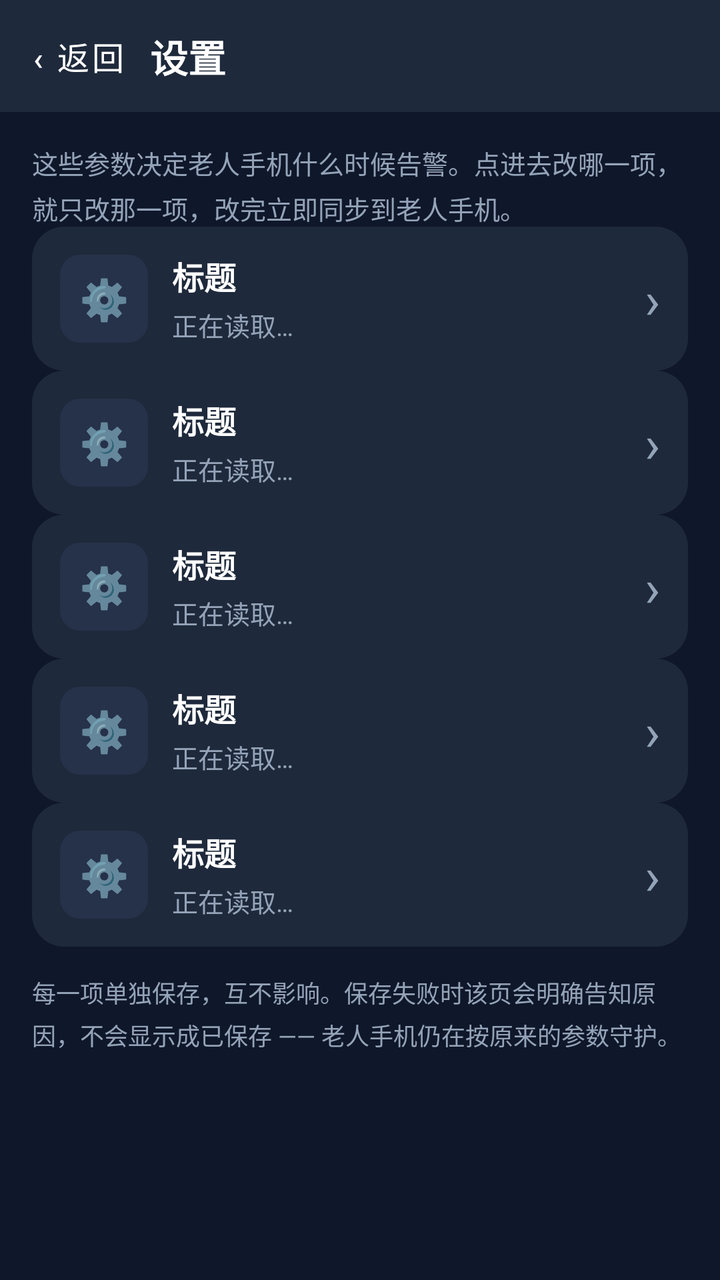
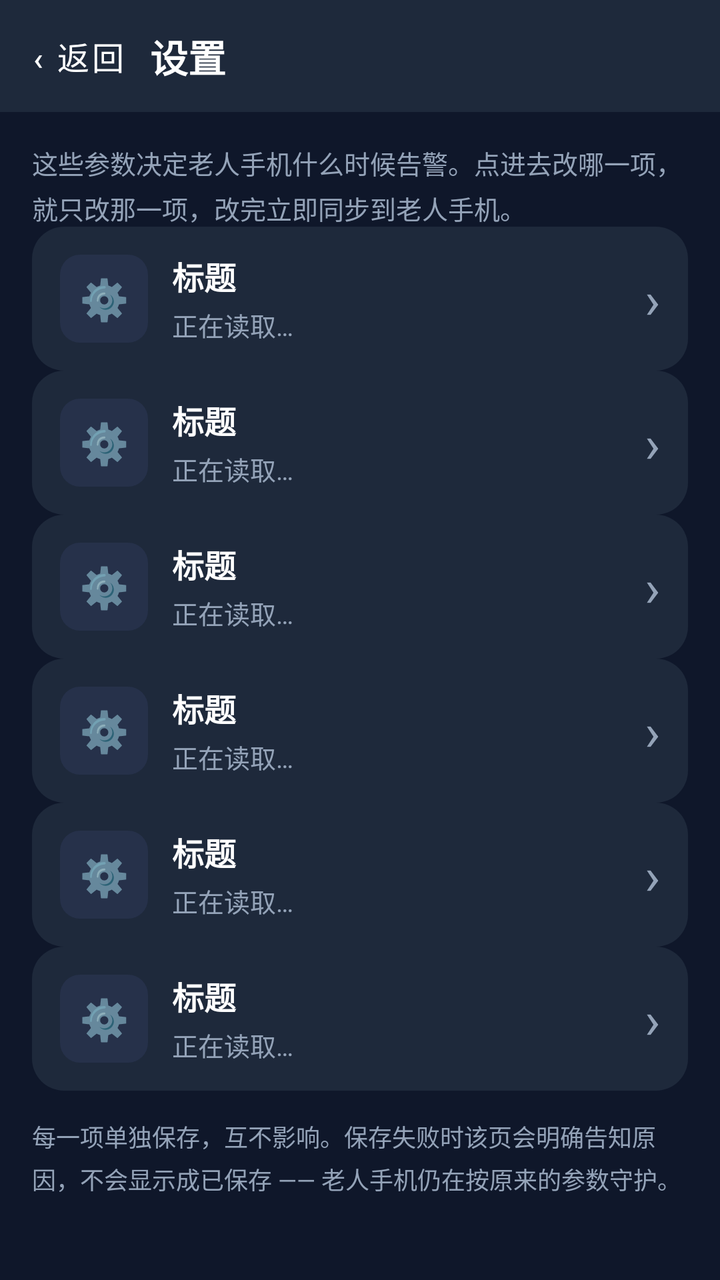

Screens rendered from an Android XML layout before and after an edit, with the pre-edit source and the edit as a unified diff.
<!-- AndroidManifest.xml: application theme Theme.AntiFraudGuard -->
<!-- res/layout/activity_elder_guard_settings.xml -->
<?xml version="1.0" encoding="utf-8"?>
<LinearLayout xmlns:android="http://schemas.android.com/apk/res/android"
    android:layout_width="match_parent"
    android:layout_height="match_parent"
    android:orientation="vertical"
    android:background="?attr/appBg">

    <include
        android:id="@+id/topbar"
        layout="@layout/layout_settings_topbar" />

    <ScrollView
        android:layout_width="match_parent"
        android:layout_height="0dp"
        android:layout_weight="1">

        <LinearLayout
            android:layout_width="match_parent"
            android:layout_height="wrap_content"
            android:orientation="vertical"
            android:padding="16dp"
            android:paddingBottom="32dp">

            <TextView
                android:id="@+id/tv_hub_intro"
                android:layout_width="match_parent"
                android:layout_height="wrap_content"
                android:lineSpacingExtra="4dp"
                android:text="这些参数决定老人手机什么时候告警。点进去改哪一项，就只改那一项，改完立即同步到老人手机。"
                android:textColor="?attr/appTextDim"
                android:textSize="13sp" />

            <include
                android:id="@+id/entry_home_base"
                layout="@layout/item_settings_entry" />

            <include
                android:id="@+id/entry_location"
                layout="@layout/item_settings_entry"
                android:layout_marginTop="10dp" />

            <include
                android:id="@+id/entry_call_payment"
                layout="@layout/item_settings_entry"
                android:layout_marginTop="10dp" />

            <include
                android:id="@+id/entry_recording"
                layout="@layout/item_settings_entry"
                android:layout_marginTop="10dp" />

            <include
                android:id="@+id/entry_fall"
                layout="@layout/item_settings_entry"
                android:layout_marginTop="10dp" />

            <TextView
                android:id="@+id/tv_hub_error"
                android:layout_width="match_parent"
                android:layout_height="wrap_content"
                android:layout_marginTop="14dp"
                android:lineSpacingExtra="4dp"
                android:text=""
                android:textColor="?attr/appDangerTextStrong"
                android:textSize="13sp"
                android:visibility="gone" />

            <TextView
                android:layout_width="match_parent"
                android:layout_height="wrap_content"
                android:layout_marginTop="14dp"
                android:lineSpacingExtra="4dp"
                android:text="每一项单独保存，互不影响。保存失败时该页会明确告知原因，不会显示成已保存 —— 老人手机仍在按原来的参数守护。"
                android:textColor="?attr/appTextDim"
                android:textSize="12sp" />

        </LinearLayout>
    </ScrollView>
</LinearLayout>
<!-- res/layout/layout_settings_topbar.xml (included above) -->
<?xml version="1.0" encoding="utf-8"?>
<LinearLayout xmlns:android="http://schemas.android.com/apk/res/android"
    android:layout_width="match_parent"
    android:layout_height="56dp"
    android:orientation="horizontal"
    android:gravity="center_vertical"
    android:background="?attr/appCard"
    android:paddingStart="8dp"
    android:paddingEnd="16dp">

    <Button
        android:id="@+id/btn_back"
        android:layout_width="wrap_content"
        android:layout_height="44dp"
        android:minWidth="0dp"
        android:paddingStart="8dp"
        android:paddingEnd="12dp"
        android:background="@android:color/transparent"
        android:text="‹ 返回"
        android:textColor="?attr/appText"
        android:textSize="16sp" />

    <TextView
        android:id="@+id/tv_title"
        android:layout_width="0dp"
        android:layout_height="wrap_content"
        android:layout_weight="1"
        android:ellipsize="end"
        android:singleLine="true"
        android:text="设置"
        android:textColor="?attr/appText"
        android:textSize="19sp"
        android:textStyle="bold" />
</LinearLayout>
<!-- res/layout/item_settings_entry.xml (included above) -->
<?xml version="1.0" encoding="utf-8"?>
<LinearLayout xmlns:android="http://schemas.android.com/apk/res/android"
    android:id="@+id/row_settings_entry"
    android:layout_width="match_parent"
    android:layout_height="wrap_content"
    android:minHeight="72dp"
    android:orientation="horizontal"
    android:gravity="center_vertical"
    android:background="@drawable/bg_card_theme"
    android:paddingStart="14dp"
    android:paddingEnd="14dp"
    android:paddingTop="12dp"
    android:paddingBottom="12dp">

    <TextView
        android:id="@+id/entry_icon"
        android:layout_width="44dp"
        android:layout_height="44dp"
        android:background="@drawable/bg_icon_box"
        android:gravity="center"
        android:text="⚙️"
        android:textSize="20sp" />

    <LinearLayout
        android:layout_width="0dp"
        android:layout_height="wrap_content"
        android:layout_weight="1"
        android:layout_marginStart="12dp"
        android:orientation="vertical">

        <TextView
            android:id="@+id/entry_title"
            android:layout_width="match_parent"
            android:layout_height="wrap_content"
            android:text="标题"
            android:textColor="?attr/appText"
            android:textSize="16sp"
            android:textStyle="bold" />

        <TextView
            android:id="@+id/entry_summary"
            android:layout_width="match_parent"
            android:layout_height="wrap_content"
            android:layout_marginTop="3dp"
            android:text="正在读取…"
            android:textColor="?attr/appTextDim"
            android:textSize="13sp"
            android:lineSpacingExtra="2dp" />
    </LinearLayout>

    <TextView
        android:id="@+id/entry_chevron"
        android:layout_width="wrap_content"
        android:layout_height="wrap_content"
        android:layout_marginStart="8dp"
        android:text="›"
        android:textColor="?attr/appTextDim"
        android:textSize="26sp" />
</LinearLayout>
<!-- resources referenced by this layout -->
<resources>
  <!-- drawable bg_card_theme (drawable) -->
  <?xml version="1.0" encoding="utf-8"?>
  <shape xmlns:android="http://schemas.android.com/apk/res/android" android:shape="rectangle">
      <solid android:color="?attr/appCard" />
      <corners android:radius="16dp" />
  </shape>
  <!-- drawable bg_icon_box (drawable) -->
  <?xml version="1.0" encoding="utf-8"?>
  <shape xmlns:android="http://schemas.android.com/apk/res/android" android:shape="rectangle">
      <solid android:color="?attr/appCardAlt" />
      <corners android:radius="10dp" />
  </shape>
  <style name="Theme.AntiFraudGuard" parent="Theme.MaterialComponents.NoActionBar">
          
          <item name="colorPrimary">@color/blue_500</item>
          <item name="colorPrimaryVariant">@color/blue_700</item>
          <item name="colorOnPrimary">@color/white</item>
          
          <item name="colorSecondary">@color/emerald_500</item>
          <item name="colorSecondaryVariant">@color/emerald_700</item>
          <item name="colorOnSecondary">@color/white</item>
  
          <item name="appBg">#0F172A</item>
          <item name="appCard">#1E293B</item>
          <item name="appCardAlt">#26314A</item>
          <item name="appText">#FFFFFF</item>
          <item name="appTextDim">#94A3B8</item>
          <item name="appDivider">#334155</item>
          <item name="appInputBg">#26314A</item>
          <item name="appInputText">#FFFFFF</item>
  
          
          <item name="appDangerBgSoft">#3F1A1E</item>
          <item name="appWarnBgSoft">#3A2E12</item>
          <item name="appWarnTextStrong">#FCD34D</item>
          <item name="appWarnTextDim">#D4B36A</item>
          <item name="appDangerTextStrong">#FCA5A5</item>
          <item name="appDangerTextDim">#DCA9A9</item>
  
          
          <item name="android:statusBarColor">#0F172A</item>
          <item name="android:windowBackground">#0F172A</item>
          <item name="android:navigationBarColor">#0F172A</item>
      </style>
  <color name="blue_500">#3B82F6</color>
  <color name="blue_700">#1D4ED8</color>
  <color name="white">#FFFFFFFF</color>
  <color name="emerald_500">#10B981</color>
  <color name="emerald_700">#047857</color>
</resources>

<!-- the commit's change to res/layout/activity_elder_guard_settings.xml (unified diff, before → after) -->
@@ -51,6 +51,11 @@
 
             <include
                 android:id="@+id/entry_fall"
+                layout="@layout/item_settings_entry"
+                android:layout_marginTop="10dp" />
+
+            <include
+                android:id="@+id/entry_ad_skip"
                 layout="@layout/item_settings_entry"
                 android:layout_marginTop="10dp" />
 
